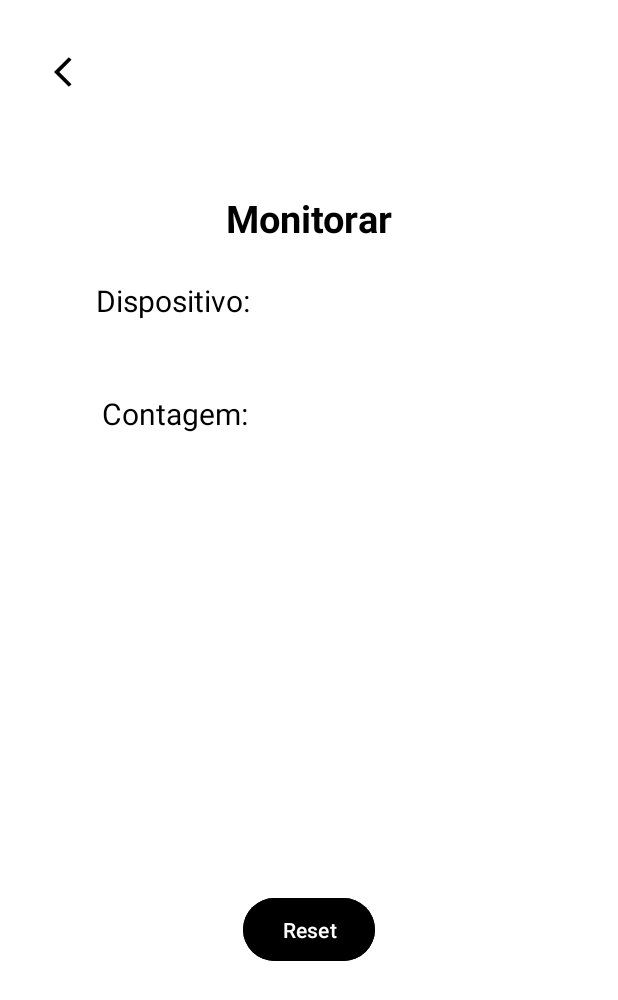
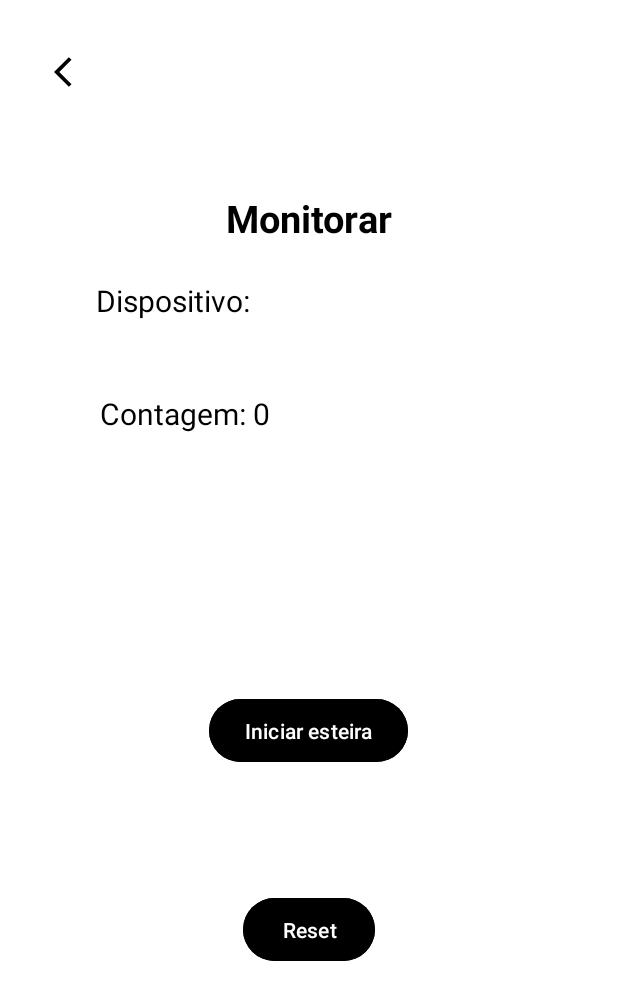
Before and after one commit to joaovictorcalegari/Projeto_Integrador, an Android app: the activity_monitorar screen opened directly, with no data from a screen before it, on a phone screen of 412 x 824 dp. Shown: the top 1000 px of the screen. Run offline under Robolectric (Android 15) with nearby library versions, the phone set to English and light mode, and no system bars; our stand-ins replace Firebase (no records; nobody signed in at launch, a user with empty details on screens opened directly).

Commit message:
contagem no firebase funcionando

```diff
--- a/app/src/main/java/com/example/trabalho1_mobile_figma/activity_monitorar.kt
+++ b/app/src/main/java/com/example/trabalho1_mobile_figma/activity_monitorar.kt
@@ -4,18 +4,47 @@ import android.content.Intent
 import android.os.Bundle
 import android.widget.Button
 import android.widget.ImageButton
+import android.widget.TextView
 import androidx.activity.enableEdgeToEdge
 import androidx.appcompat.app.AppCompatActivity
 import androidx.core.view.ViewCompat
 import androidx.core.view.WindowInsetsCompat
+import com.google.firebase.database.*
+import android.util.Log
 
 class activity_monitorar : AppCompatActivity() {
+    private lateinit var contagem : TextView
     override fun onCreate(savedInstanceState: Bundle?) {
+
+
+
         super.onCreate(savedInstanceState)
         setContentView(R.layout.activity_monitorar)
+        contagem = findViewById(R.id.contagem)
+        escutarFirebase()
+
+        //botao voltar
         val botaoVoltar = findViewById<ImageButton>(R.id.btnBack)
         botaoVoltar.setOnClickListener {
             onBackPressedDispatcher.onBackPressed()  // Volta para a activity anterior
         }
-        }
+
+
+    }
+
+    private fun escutarFirebase() {
+        val database = FirebaseDatabase.getInstance()
+        val referencia = database.getReference("tampas/count")
+
+        referencia.addValueEventListener(object : ValueEventListener {
+            override fun onDataChange(snapshot: DataSnapshot) {
+                val valor = snapshot.getValue(Int::class.java)
+                contagem.text = "Contagem: ${valor ?: 0}"
+            }
+
+            override fun onCancelled(error: DatabaseError) {
+                Log.e("Firebase", "Erro ao ler dados: ${error.message}")
+            }
+        })
+    }
 }
--- a/app/src/main/res/layout/activity_monitorar.xml
+++ b/app/src/main/res/layout/activity_monitorar.xml
@@ -42,7 +42,7 @@
         android:layout_height="wrap_content"
         android:layout_marginLeft="18dp"
         android:layout_marginTop="48dp"
-        android:text="Contagem:"
+        android:text="Contagem: 0"
         android:textColor="@color/black"
         android:textSize="20sp"
         app:layout_constraintEnd_toEndOf="parent"
@@ -61,7 +61,21 @@
         app:layout_constraintTop_toTopOf="parent" />
 
     <Button
-        android:id="@+id/btnReset"
+        android:id="@+id/btnEsteira"
+        android:layout_width="wrap_content"
+        android:layout_height="50dp"
+        android:layout_marginTop="90dp"
+        android:backgroundTint="@color/black"
+        android:text="Iniciar esteira"
+        android:textColor="@color/white"
+        app:layout_constraintBottom_toTopOf="@+id/btnReset2"
+        app:layout_constraintEnd_toEndOf="parent"
+        app:layout_constraintHorizontal_bias="0.498"
+        app:layout_constraintStart_toStartOf="parent"
+        app:layout_constraintTop_toBottomOf="@+id/contagem" />
+
+    <Button
+        android:id="@+id/btnReset2"
         android:layout_width="wrap_content"
         android:layout_height="50dp"
         android:layout_marginTop="150dp"
```
Also changed, not shown: app/src/main/java/com/example/trabalho1_mobile_figma/MainActivity.kt (+9 -42 lines).
